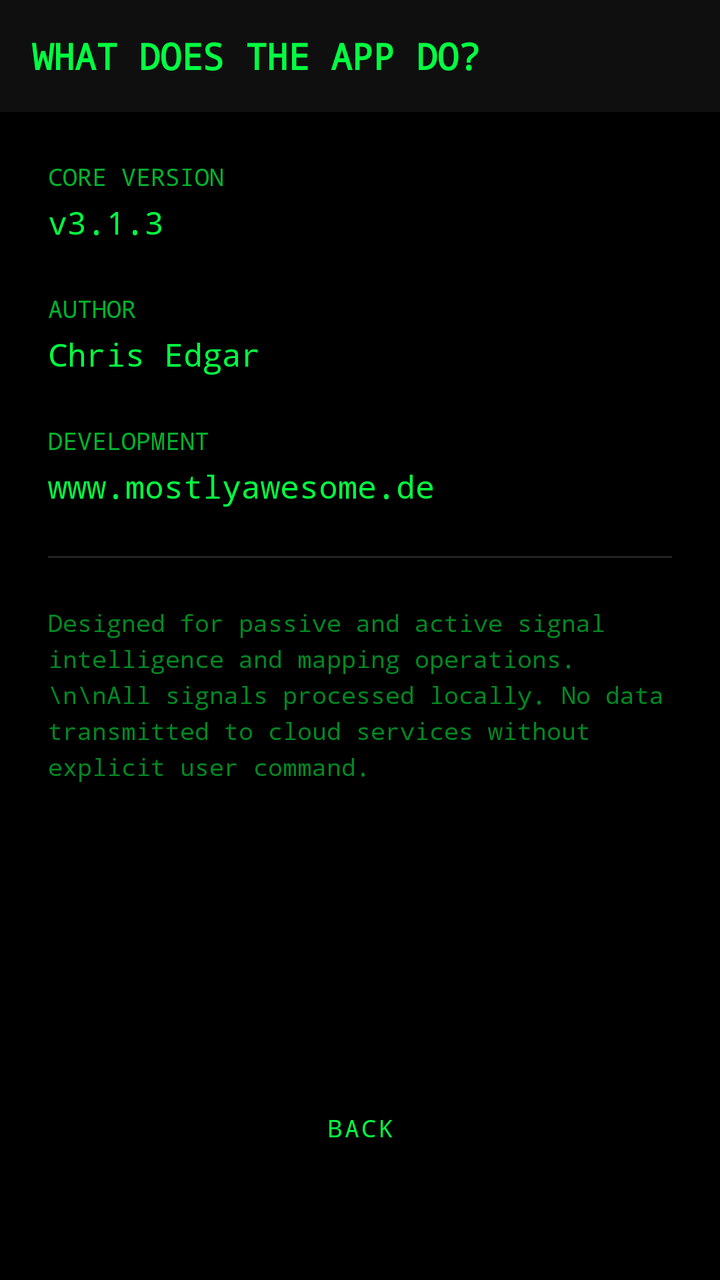
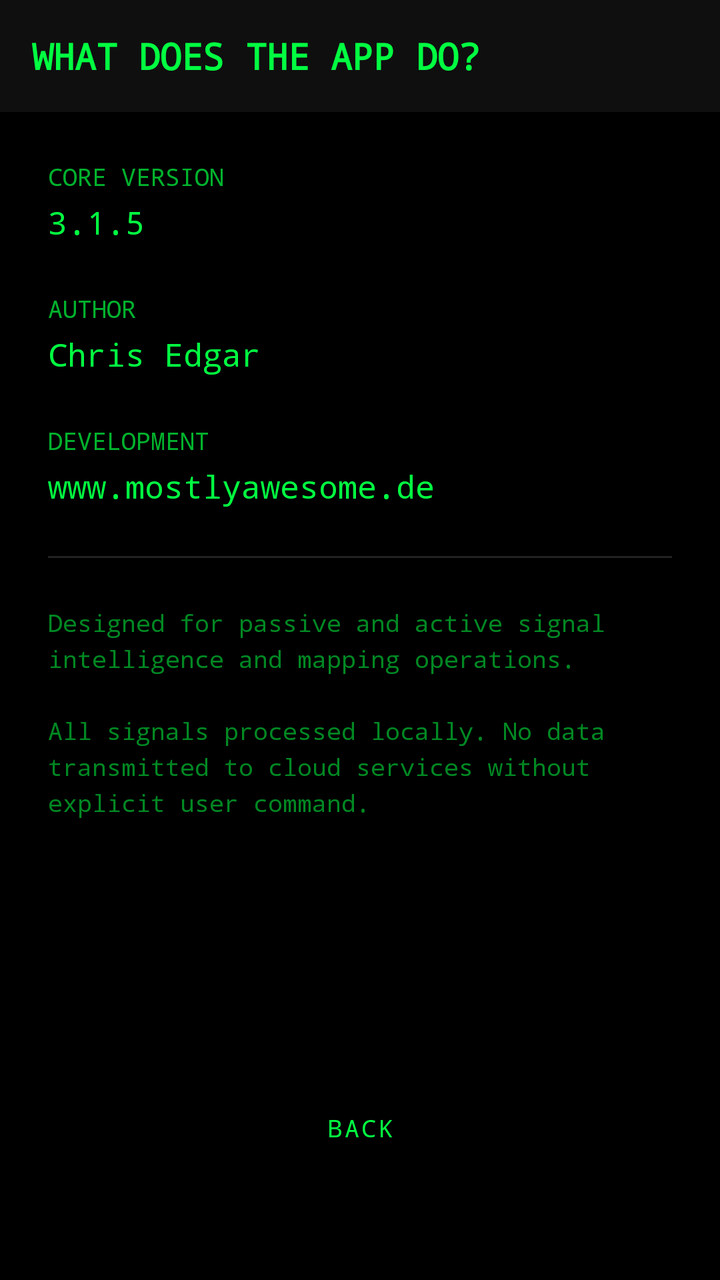

Screens rendered from an Android XML layout before and after an edit, with the pre-edit source and the edit as a unified diff.
<!-- AndroidManifest.xml: activity theme Theme.BLEWifiRadar.Fullscreen -->
<!-- res/layout/activity_about.xml -->
<?xml version="1.0" encoding="utf-8"?>
<androidx.constraintlayout.widget.ConstraintLayout xmlns:android="http://schemas.android.com/apk/res/android"
    xmlns:app="http://schemas.android.com/apk/res-auto"
    android:id="@+id/aboutRoot"
    android:layout_width="match_parent"
    android:layout_height="match_parent"
    android:background="#000000">

    <LinearLayout
        android:id="@+id/headerAbout"
        android:layout_width="match_parent"
        android:layout_height="56dp"
        android:orientation="horizontal"
        android:paddingStart="16dp"
        android:paddingEnd="16dp"
        android:gravity="center_vertical"
        android:background="#0F0F0F"
        app:layout_constraintTop_toTopOf="parent">

        <TextView
            android:id="@+id/tvAboutTitle"
            android:layout_width="wrap_content"
            android:layout_height="wrap_content"
            android:text="WHAT DOES THE APP DO?"
            android:fontFamily="monospace"
            android:textColor="#00FF41"
            android:textSize="18sp"
            android:textStyle="bold" />
    </LinearLayout>

    <ScrollView
        android:layout_width="match_parent"
        android:layout_height="0dp"
        app:layout_constraintTop_toBottomOf="@id/headerAbout"
        app:layout_constraintBottom_toTopOf="@id/btnAboutBack">

        <LinearLayout
            android:layout_width="match_parent"
            android:layout_height="wrap_content"
            android:orientation="vertical"
            android:padding="24dp">

            <TextView
                android:id="@+id/tvLabelVersion"
                android:layout_width="wrap_content"
                android:layout_height="wrap_content"
                android:text="CORE VERSION"
                android:fontFamily="monospace"
                android:textColor="#00FF41"
                android:textSize="12sp"
                android:layout_marginBottom="4dp"
                android:alpha="0.7" />

            <TextView
                android:id="@+id/tvVersionValue"
                android:layout_width="wrap_content"
                android:layout_height="wrap_content"
                android:text="v3.1.3"
                android:fontFamily="monospace"
                android:textColor="#00FF41"
                android:textSize="16sp"
                android:layout_marginBottom="24dp" />

            <TextView
                android:id="@+id/tvLabelAuthor"
                android:layout_width="wrap_content"
                android:layout_height="wrap_content"
                android:text="AUTHOR"
                android:fontFamily="monospace"
                android:textColor="#00FF41"
                android:textSize="12sp"
                android:layout_marginBottom="4dp"
                android:alpha="0.7" />

            <TextView
                android:id="@+id/tvAuthorValue"
                android:layout_width="wrap_content"
                android:layout_height="wrap_content"
                android:text="Chris Edgar"
                android:fontFamily="monospace"
                android:textColor="#00FF41"
                android:textSize="16sp"
                android:layout_marginBottom="24dp" />

            <TextView
                android:id="@+id/tvLabelDev"
                android:layout_width="wrap_content"
                android:layout_height="wrap_content"
                android:text="DEVELOPMENT"
                android:fontFamily="monospace"
                android:textColor="#00FF41"
                android:textSize="12sp"
                android:layout_marginBottom="4dp"
                android:alpha="0.7" />

            <TextView
                android:id="@+id/tvDevValue"
                android:layout_width="wrap_content"
                android:layout_height="wrap_content"
                android:text="www.mostlyawesome.de"
                android:fontFamily="monospace"
                android:textColor="#00FF41"
                android:textSize="16sp"
                android:layout_marginBottom="24dp" />

            <View
                android:layout_width="match_parent"
                android:layout_height="1dp"
                android:background="#222222"
                android:layout_marginBottom="24dp" />

            <TextView
                android:id="@+id/tvAboutDescription"
                android:layout_width="match_parent"
                android:layout_height="wrap_content"
                android:text="Designed for passive and active signal intelligence and mapping operations.\n\nAll signals processed locally. No data transmitted to cloud services without explicit user command."
                android:textColor="#8800FF41"
                android:textSize="12sp"
                android:fontFamily="monospace"
                android:lineSpacingExtra="4dp" />

        </LinearLayout>
    </ScrollView>

    <Button
        android:id="@+id/btnAboutBack"
        android:layout_width="wrap_content"
        android:layout_height="40dp"
        android:layout_marginBottom="56dp"
        android:background="@drawable/status_box_bg"
        android:fontFamily="monospace"
        android:minWidth="100dp"
        android:paddingStart="12dp"
        android:paddingEnd="12dp"
        android:text="BACK"
        android:textColor="#00FF41"
        android:textSize="12sp"
        style="?attr/borderlessButtonStyle"
        app:layout_constraintBottom_toBottomOf="parent"
        app:layout_constraintEnd_toEndOf="parent"
        app:layout_constraintStart_toStartOf="parent" />

</androidx.constraintlayout.widget.ConstraintLayout>
<!-- resources referenced by this layout -->
<resources>
  <!-- drawable status_box_bg (drawable) -->
  <?xml version="1.0" encoding="utf-8"?>
  <shape xmlns:android="http://schemas.android.com/apk/res/android">
      <solid android:color="#1A00FF41" />
      <stroke android:width="1dp" android:color="#4D00FF41" />
      <corners android:radius="4dp" />
  </shape>
  <style name="Theme.BLEWifiRadar.Fullscreen" parent="Theme.BLEWifiRadar">
          <item name="android:windowFullscreen">true</item>
          <item name="android:windowNoTitle">true</item>
      </style>
  <style name="Theme.BLEWifiRadar" parent="Theme.MaterialComponents.DayNight.NoActionBar">
          <item name="android:windowBackground">#000000</item>
          <item name="android:statusBarColor">#000000</item>
          <item name="android:navigationBarColor">#000000</item>
          <item name="android:windowFullscreen">true</item>
          <item name="android:windowContentOverlay">@null</item>
          <item name="android:windowLayoutInDisplayCutoutMode" ifTarget="p">shortEdges</item>
          <item name="colorPrimary">#00FF41</item>
          <item name="colorPrimaryVariant">#003B0F</item>
          <item name="colorOnPrimary">#000000</item>
      </style>
</resources>

<!-- the commit's change to res/layout/activity_about.xml (unified diff, before → after) -->
@@ -21,7 +21,7 @@
             android:id="@+id/tvAboutTitle"
             android:layout_width="wrap_content"
             android:layout_height="wrap_content"
-            android:text="WHAT DOES THE APP DO?"
+            android:text="@string/about_title"
             android:fontFamily="monospace"
             android:textColor="#00FF41"
             android:textSize="18sp"
@@ -44,7 +44,7 @@
                 android:id="@+id/tvLabelVersion"
                 android:layout_width="wrap_content"
                 android:layout_height="wrap_content"
-                android:text="CORE VERSION"
+                android:text="@string/label_core_version"
                 android:fontFamily="monospace"
                 android:textColor="#00FF41"
                 android:textSize="12sp"
@@ -55,7 +55,7 @@
                 android:id="@+id/tvVersionValue"
                 android:layout_width="wrap_content"
                 android:layout_height="wrap_content"
-                android:text="v3.1.3"
+                android:text="@string/core_version"
                 android:fontFamily="monospace"
                 android:textColor="#00FF41"
                 android:textSize="16sp"
@@ -65,7 +65,7 @@
                 android:id="@+id/tvLabelAuthor"
                 android:layout_width="wrap_content"
                 android:layout_height="wrap_content"
-                android:text="AUTHOR"
+                android:text="@string/label_author"
                 android:fontFamily="monospace"
                 android:textColor="#00FF41"
                 android:textSize="12sp"
@@ -76,7 +76,7 @@
                 android:id="@+id/tvAuthorValue"
                 android:layout_width="wrap_content"
                 android:layout_height="wrap_content"
-                android:text="Chris Edgar"
+                android:text="@string/author_name"
                 android:fontFamily="monospace"
                 android:textColor="#00FF41"
                 android:textSize="16sp"
@@ -86,7 +86,7 @@
                 android:id="@+id/tvLabelDev"
                 android:layout_width="wrap_content"
                 android:layout_height="wrap_content"
-                android:text="DEVELOPMENT"
+                android:text="@string/label_development"
                 android:fontFamily="monospace"
                 android:textColor="#00FF41"
                 android:textSize="12sp"
@@ -97,7 +97,7 @@
                 android:id="@+id/tvDevValue"
                 android:layout_width="wrap_content"
                 android:layout_height="wrap_content"
-                android:text="www.mostlyawesome.de"
+                android:text="@string/dev_url"
                 android:fontFamily="monospace"
                 android:textColor="#00FF41"
                 android:textSize="16sp"
@@ -113,7 +113,7 @@
                 android:id="@+id/tvAboutDescription"
                 android:layout_width="match_parent"
                 android:layout_height="wrap_content"
-                android:text="Designed for passive and active signal intelligence and mapping operations.\n\nAll signals processed locally. No data transmitted to cloud services without explicit user command."
+                android:text="@string/about_description"
                 android:textColor="#8800FF41"
                 android:textSize="12sp"
                 android:fontFamily="monospace"
@@ -132,7 +132,7 @@
         android:minWidth="100dp"
         android:paddingStart="12dp"
         android:paddingEnd="12dp"
-        android:text="BACK"
+        android:text="@string/btn_back"
         android:textColor="#00FF41"
         android:textSize="12sp"
         style="?attr/borderlessButtonStyle"
<!-- resource entries referenced after the edit -->
@@ -7,6 +7,15 @@
       <stroke android:width="1dp" android:color="#4D00FF41" />
       <corners android:radius="4dp" />
   </shape>
+  <string name="about_description">Designed for passive and active signal intelligence and mapping operations.\n\nAll signals processed locally. No data transmitted to cloud services without explicit user command.</string>
+  <string name="about_title">WHAT DOES THE APP DO?</string>
+  <string name="author_name">Chris Edgar</string>
+  <string name="btn_back">BACK</string>
+  <string name="core_version">3.1.5</string>
+  <string name="dev_url">www.mostlyawesome.de</string>
+  <string name="label_author">AUTHOR</string>
+  <string name="label_core_version">CORE VERSION</string>
+  <string name="label_development">DEVELOPMENT</string>
   <style name="Theme.BLEWifiRadar.Fullscreen" parent="Theme.BLEWifiRadar">
           <item name="android:windowFullscreen">true</item>
           <item name="android:windowNoTitle">true</item>
